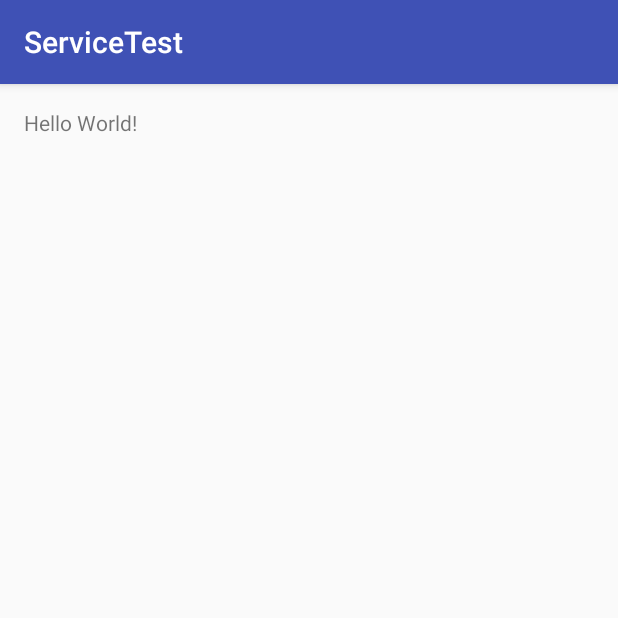
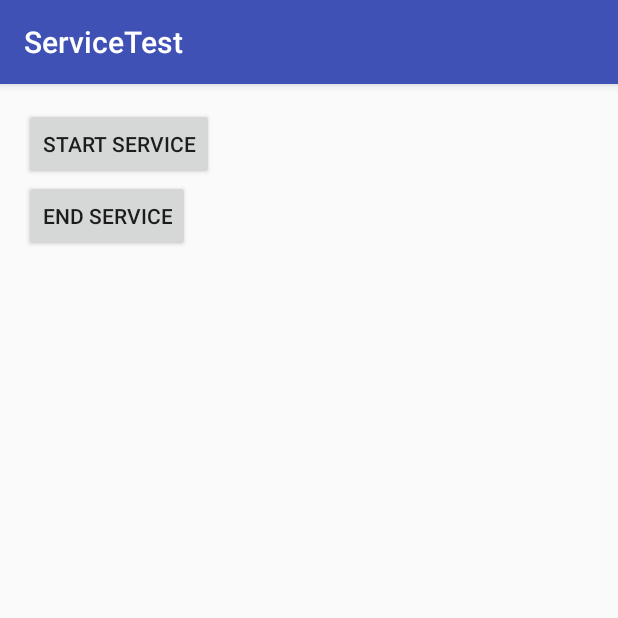
Before and after one commit to asmallkite/ServiceTest, an Android app: the screen it shows after launch (MainActivity), on a phone screen of 412 x 824 dp, the top half of it. Run offline under Robolectric (Android 15) with nearby library versions, the phone set to English and light mode, and no system bars; our stand-ins replace ButterKnife.

Commit message:
complete start and destory service

```diff
--- a/app/src/main/AndroidManifest.xml
+++ b/app/src/main/AndroidManifest.xml
@@ -15,6 +15,9 @@
                 <category android:name="android.intent.category.LAUNCHER" />
             </intent-filter>
         </activity>
+        <service android:name=".MyService">
+
+        </service>
     </application>
 
 </manifest>
--- a/app/src/main/java/com/example/a10648/servicetest/MainActivity.java
+++ b/app/src/main/java/com/example/a10648/servicetest/MainActivity.java
@@ -1,13 +1,40 @@
 package com.example.a10648.servicetest;
 
+import android.content.Intent;
+import android.os.Bundle;
 import android.support.v7.app.AppCompatActivity;
-import android.os.Bundle;
+import android.view.View;
+import android.widget.Button;
+
+import butterknife.BindView;
+import butterknife.ButterKnife;
+import butterknife.OnClick;
 
 public class MainActivity extends AppCompatActivity {
+
+    @BindView(R.id.start_service)
+    Button startService;
+    @BindView(R.id.end_service)
+    Button endService;
 
     @Override
     protected void onCreate(Bundle savedInstanceState) {
         super.onCreate(savedInstanceState);
         setContentView(R.layout.activity_main);
+        ButterKnife.bind(this);
+    }
+
+    @OnClick({R.id.start_service, R.id.end_service})
+    public void onClick(View view) {
+        switch (view.getId()) {
+            case R.id.start_service:
+                Intent startIntent = new Intent(this,MyService.class);
+                startService(startIntent);
+                break;
+            case R.id.end_service:
+                Intent stopService = new Intent(this, MyService.class);
+                stopService(stopService);
+                break;
+        }
     }
 }
--- a/app/src/main/res/layout/activity_main.xml
+++ b/app/src/main/res/layout/activity_main.xml
@@ -9,8 +9,15 @@
     android:paddingTop="@dimen/activity_vertical_margin"
     tools:context="com.example.a10648.servicetest.MainActivity">
 
-    <TextView
+  <Button
+      android:id="@+id/start_service"
+      android:layout_width="wrap_content"
+      android:layout_height="wrap_content"
+      android:text="@string/start_service"/>
+    <Button
+        android:id="@+id/end_service"
+        android:layout_below="@id/start_service"
         android:layout_width="wrap_content"
         android:layout_height="wrap_content"
-        android:text="Hello World!" />
+        android:text="@string/end_service"/>
 </RelativeLayout>
--- a/app/src/main/res/values/strings.xml
+++ b/app/src/main/res/values/strings.xml
@@ -1,3 +1,5 @@
 <resources>
     <string name="app_name">ServiceTest</string>
+    <string name="start_service">Start Service</string>
+    <string name="end_service">End Service</string>
 </resources>
```
Also changed, not shown: app/src/main/java/com/example/a10648/servicetest/MyService.java (added, +37 -0 lines).
